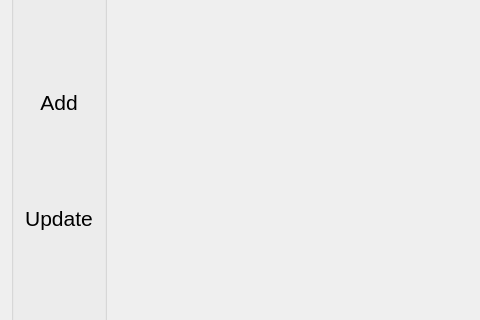
Before: the Qt Designer form hoopergui/mainwindow.ui in VLN1-15-30/fall-project, drawn with Qt 5; both pictures show x 0 to 480 and y 138 to 458 of the 1250 by 700 pixel window.
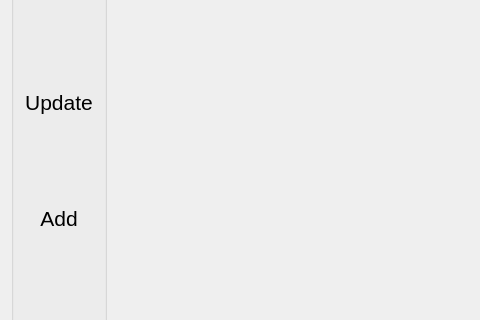
After: the same form once the commit is applied.

Commit message: small changes to interface and reloading data

Patch:
```diff
--- a/hoopergui/mainwindow.ui
+++ b/hoopergui/mainwindow.ui
@@ -76,14 +76,14 @@
         </widget>
        </item>
        <item>
-        <widget class="QPushButton" name="button_add_database">
+        <widget class="QPushButton" name="button_update">
          <property name="font">
           <font>
            <pointsize>16</pointsize>
           </font>
          </property>
          <property name="text">
-          <string>Add</string>
+          <string>Update</string>
          </property>
          <property name="flat">
           <bool>true</bool>
@@ -91,14 +91,14 @@
         </widget>
        </item>
        <item>
-        <widget class="QPushButton" name="button_update">
+        <widget class="QPushButton" name="button_add_database">
          <property name="font">
           <font>
            <pointsize>16</pointsize>
           </font>
          </property>
          <property name="text">
-          <string>Update</string>
+          <string>Add</string>
          </property>
          <property name="flat">
           <bool>true</bool>
```
The commit also changes 4 other files.
